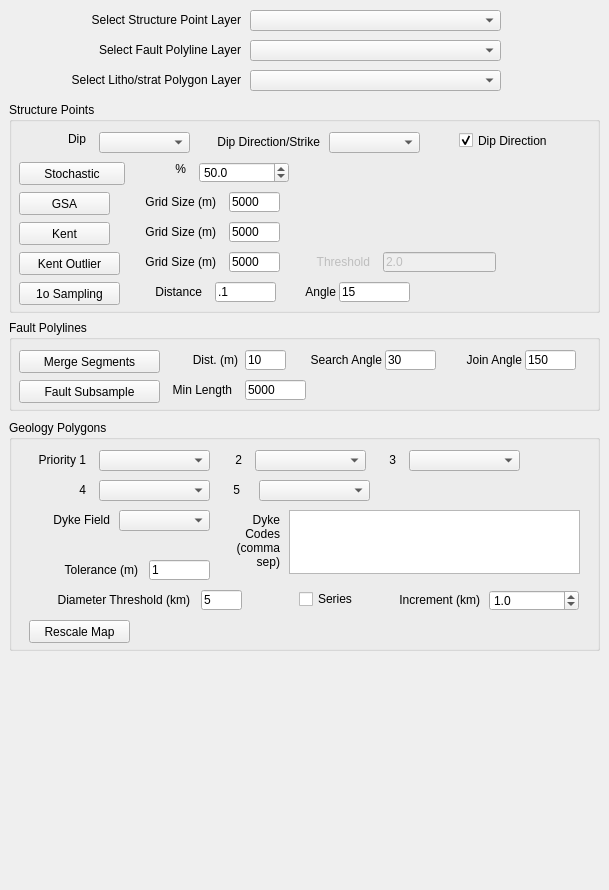
This is GeoSubSampler_dockwidget_base.ui in Loop3D/GeoSubSampler as Qt 5 draws it before an edit. The edited form follows.
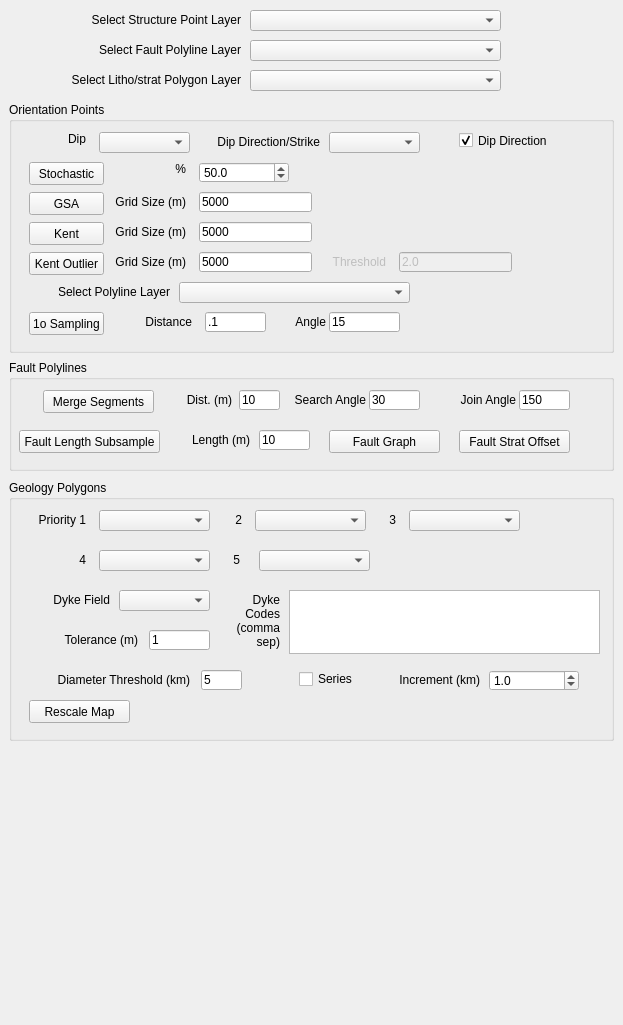
This is the edited form. Custom widgets are drawn as their Qt base class.

Commit message: Add FaultStratOffset and FaultGraph calcs

```diff
--- a/GeoSubSampler_dockwidget_base.ui
+++ b/GeoSubSampler_dockwidget_base.ui
@@ -6,8 +6,8 @@
    <rect>
     <x>0</x>
     <y>0</y>
-    <width>609</width>
-    <height>890</height>
+    <width>623</width>
+    <height>1025</height>
    </rect>
   </property>
   <property name="windowTitle">
@@ -18,9 +18,9 @@
     <property name="geometry">
      <rect>
       <x>9</x>
-      <y>420</y>
-      <width>591</width>
-      <height>231</height>
+      <y>480</y>
+      <width>605</width>
+      <height>261</height>
      </rect>
     </property>
     <property name="title">
@@ -30,7 +30,7 @@
      <property name="geometry">
       <rect>
        <x>192</x>
-       <y>170</y>
+       <y>190</y>
        <width>41</width>
        <height>20</height>
       </rect>
@@ -43,7 +43,7 @@
      <property name="geometry">
       <rect>
        <x>20</x>
-       <y>200</y>
+       <y>220</y>
        <width>101</width>
        <height>23</height>
       </rect>
@@ -56,7 +56,7 @@
      <property name="geometry">
       <rect>
        <x>20</x>
-       <y>170</y>
+       <y>190</y>
        <width>161</width>
        <height>20</height>
       </rect>
@@ -72,7 +72,7 @@
      <property name="geometry">
       <rect>
        <x>38</x>
-       <y>140</y>
+       <y>150</y>
        <width>91</width>
        <height>20</height>
       </rect>
@@ -88,7 +88,7 @@
      <property name="geometry">
       <rect>
        <x>140</x>
-       <y>140</y>
+       <y>150</y>
        <width>61</width>
        <height>20</height>
       </rect>
@@ -179,7 +179,7 @@
      <property name="geometry">
       <rect>
        <x>56</x>
-       <y>60</y>
+       <y>70</y>
        <width>21</width>
        <height>20</height>
       </rect>
@@ -195,7 +195,7 @@
      <property name="geometry">
       <rect>
        <x>90</x>
-       <y>60</y>
+       <y>70</y>
        <width>111</width>
        <height>21</height>
       </rect>
@@ -205,7 +205,7 @@
      <property name="geometry">
       <rect>
        <x>210</x>
-       <y>60</y>
+       <y>70</y>
        <width>21</width>
        <height>20</height>
       </rect>
@@ -221,7 +221,7 @@
      <property name="geometry">
       <rect>
        <x>250</x>
-       <y>60</y>
+       <y>70</y>
        <width>111</width>
        <height>21</height>
       </rect>
@@ -231,7 +231,7 @@
      <property name="geometry">
       <rect>
        <x>30</x>
-       <y>90</y>
+       <y>110</y>
        <width>71</width>
        <height>20</height>
       </rect>
@@ -247,7 +247,7 @@
      <property name="geometry">
       <rect>
        <x>110</x>
-       <y>90</y>
+       <y>110</y>
        <width>91</width>
        <height>21</height>
       </rect>
@@ -257,8 +257,8 @@
      <property name="geometry">
       <rect>
        <x>280</x>
-       <y>90</y>
-       <width>291</width>
+       <y>110</y>
+       <width>311</width>
        <height>64</height>
       </rect>
      </property>
@@ -267,7 +267,7 @@
      <property name="geometry">
       <rect>
        <x>210</x>
-       <y>90</y>
+       <y>110</y>
        <width>61</width>
        <height>61</height>
       </rect>
@@ -286,7 +286,7 @@
      <property name="geometry">
       <rect>
        <x>290</x>
-       <y>170</y>
+       <y>190</y>
        <width>71</width>
        <height>18</height>
       </rect>
@@ -299,7 +299,7 @@
      <property name="geometry">
       <rect>
        <x>480</x>
-       <y>170</y>
+       <y>190</y>
        <width>90</width>
        <height>21</height>
       </rect>
@@ -321,7 +321,7 @@
      <property name="geometry">
       <rect>
        <x>360</x>
-       <y>170</y>
+       <y>190</y>
        <width>111</width>
        <height>20</height>
       </rect>
@@ -339,8 +339,8 @@
      <rect>
       <x>9</x>
       <y>102</y>
-      <width>591</width>
-      <height>211</height>
+      <width>605</width>
+      <height>251</height>
      </rect>
     </property>
     <property name="sizePolicy">
@@ -356,14 +356,14 @@
      </size>
     </property>
     <property name="title">
-     <string>Structure Points</string>
+     <string>Orientation Points</string>
     </property>
     <widget class="QPushButton" name="pushButton_stochastic">
      <property name="geometry">
       <rect>
-       <x>10</x>
+       <x>20</x>
        <y>60</y>
-       <width>106</width>
+       <width>75</width>
        <height>23</height>
       </rect>
      </property>
@@ -374,9 +374,9 @@
     <widget class="QPushButton" name="pushButton_gridCellAveraging">
      <property name="geometry">
       <rect>
-       <x>10</x>
+       <x>20</x>
        <y>90</y>
-       <width>91</width>
+       <width>75</width>
        <height>23</height>
       </rect>
      </property>
@@ -403,9 +403,9 @@
     <widget class="QLineEdit" name="lineEdit_grid_size">
      <property name="geometry">
       <rect>
-       <x>220</x>
+       <x>190</x>
        <y>90</y>
-       <width>51</width>
+       <width>113</width>
        <height>20</height>
       </rect>
      </property>
@@ -416,9 +416,9 @@
     <widget class="QLabel" name="label_3">
      <property name="geometry">
       <rect>
-       <x>126</x>
+       <x>106</x>
        <y>90</y>
-       <width>81</width>
+       <width>71</width>
        <height>20</height>
       </rect>
      </property>
@@ -500,9 +500,9 @@
     <widget class="QLineEdit" name="lineEdit_grid_size_kent">
      <property name="geometry">
       <rect>
-       <x>220</x>
+       <x>190</x>
        <y>120</y>
-       <width>51</width>
+       <width>113</width>
        <height>20</height>
       </rect>
      </property>
@@ -513,9 +513,9 @@
     <widget class="QPushButton" name="pushButton_kent">
      <property name="geometry">
       <rect>
-       <x>10</x>
+       <x>20</x>
        <y>120</y>
-       <width>91</width>
+       <width>75</width>
        <height>23</height>
       </rect>
      </property>
@@ -526,9 +526,9 @@
     <widget class="QLabel" name="label_6">
      <property name="geometry">
       <rect>
-       <x>126</x>
+       <x>106</x>
        <y>120</y>
-       <width>81</width>
+       <width>71</width>
        <height>20</height>
       </rect>
      </property>
@@ -542,9 +542,9 @@
     <widget class="QLabel" name="label_7">
      <property name="geometry">
       <rect>
-       <x>126</x>
+       <x>106</x>
        <y>150</y>
-       <width>81</width>
+       <width>71</width>
        <height>20</height>
       </rect>
      </property>
@@ -558,9 +558,9 @@
     <widget class="QLineEdit" name="lineEdit_grid_size_kent_2">
      <property name="geometry">
       <rect>
-       <x>220</x>
+       <x>190</x>
        <y>150</y>
-       <width>51</width>
+       <width>113</width>
        <height>20</height>
       </rect>
      </property>
@@ -571,9 +571,9 @@
     <widget class="QPushButton" name="pushButton_kentOutlier">
      <property name="geometry">
       <rect>
-       <x>10</x>
+       <x>20</x>
        <y>150</y>
-       <width>101</width>
+       <width>75</width>
        <height>23</height>
       </rect>
      </property>
@@ -587,7 +587,7 @@
      </property>
      <property name="geometry">
       <rect>
-       <x>374</x>
+       <x>390</x>
        <y>150</y>
        <width>113</width>
        <height>20</height>
@@ -603,7 +603,7 @@
      </property>
      <property name="geometry">
       <rect>
-       <x>290</x>
+       <x>306</x>
        <y>150</y>
        <width>71</width>
        <height>20</height>
@@ -616,11 +616,37 @@
       <set>Qt::AlignRight|Qt::AlignTrailing|Qt::AlignVCenter</set>
      </property>
     </widget>
+    <widget class="QLabel" name="label_12">
+     <property name="geometry">
+      <rect>
+       <x>50</x>
+       <y>180</y>
+       <width>111</width>
+       <height>20</height>
+      </rect>
+     </property>
+     <property name="text">
+      <string>Select Polyline Layer</string>
+     </property>
+     <property name="alignment">
+      <set>Qt::AlignRight|Qt::AlignTrailing|Qt::AlignVCenter</set>
+     </property>
+    </widget>
+    <widget class="QgsMapLayerComboBox" name="mMapLayerComboBox_points_polylines">
+     <property name="geometry">
+      <rect>
+       <x>170</x>
+       <y>180</y>
+       <width>231</width>
+       <height>21</height>
+      </rect>
+     </property>
+    </widget>
     <widget class="QLineEdit" name="lineEdit_1o_distance">
      <property name="geometry">
       <rect>
-       <x>206</x>
-       <y>180</y>
+       <x>196</x>
+       <y>210</y>
        <width>61</width>
        <height>20</height>
       </rect>
@@ -632,8 +658,8 @@
     <widget class="QLabel" name="label_9">
      <property name="geometry">
       <rect>
-       <x>122</x>
-       <y>180</y>
+       <x>112</x>
+       <y>210</y>
        <width>71</width>
        <height>20</height>
       </rect>
@@ -648,8 +674,8 @@
     <widget class="QLabel" name="label_10">
      <property name="geometry">
       <rect>
-       <x>276</x>
-       <y>180</y>
+       <x>266</x>
+       <y>210</y>
        <width>51</width>
        <height>20</height>
       </rect>
@@ -664,8 +690,8 @@
     <widget class="QLineEdit" name="lineEdit_1o_angle">
      <property name="geometry">
       <rect>
-       <x>330</x>
-       <y>180</y>
+       <x>320</x>
+       <y>210</y>
        <width>71</width>
        <height>20</height>
       </rect>
@@ -677,9 +703,9 @@
     <widget class="QPushButton" name="pushButton_1o_sampling">
      <property name="geometry">
       <rect>
-       <x>10</x>
-       <y>180</y>
-       <width>101</width>
+       <x>20</x>
+       <y>210</y>
+       <width>75</width>
        <height>23</height>
       </rect>
      </property>
@@ -711,9 +737,9 @@
     <property name="geometry">
      <rect>
       <x>9</x>
-      <y>320</y>
-      <width>591</width>
-      <height>91</height>
+      <y>360</y>
+      <width>605</width>
+      <height>111</height>
      </rect>
     </property>
     <property name="sizePolicy">
@@ -734,9 +760,9 @@
     <widget class="QPushButton" name="pushButton_merge_segments">
      <property name="geometry">
       <rect>
-       <x>10</x>
+       <x>34</x>
        <y>30</y>
-       <width>141</width>
+       <width>111</width>
        <height>23</height>
       </rect>
      </property>
@@ -747,7 +773,7 @@
     <widget class="QLineEdit" name="lineEdit_merge_search_angle">
      <property name="geometry">
       <rect>
-       <x>376</x>
+       <x>360</x>
        <y>30</y>
        <width>51</width>
        <height>20</height>
@@ -760,7 +786,7 @@
     <widget class="QLineEdit" name="lineEdit_merge_tolerance">
      <property name="geometry">
       <rect>
-       <x>236</x>
+       <x>230</x>
        <y>30</y>
        <width>41</width>
        <height>20</height>
@@ -774,19 +800,19 @@
      <property name="geometry">
       <rect>
        <x>10</x>
-       <y>60</y>
+       <y>70</y>
        <width>141</width>
        <height>23</height>
       </rect>
      </property>
      <property name="text">
-      <string>Fault Subsample</string>
+      <string>Fault Length Subsample</string>
      </property>
     </widget>
     <widget class="QLabel" name="label_26">
      <property name="geometry">
       <rect>
-       <x>158</x>
+       <x>152</x>
        <y>30</y>
        <width>71</width>
        <height>20</height>
@@ -802,7 +828,7 @@
     <widget class="QLabel" name="label_27">
      <property name="geometry">
       <rect>
-       <x>292</x>
+       <x>276</x>
        <y>30</y>
        <width>81</width>
        <height>20</height>
@@ -815,39 +841,10 @@
       <set>Qt::AlignRight|Qt::AlignTrailing|Qt::AlignVCenter</set>
      </property>
     </widget>
-    <widget class="QLabel" name="label_28">
-     <property name="geometry">
-      <rect>
-       <x>152</x>
-       <y>60</y>
-       <width>71</width>
-       <height>20</height>
-      </rect>
-     </property>
-     <property name="text">
-      <string>Min Length</string>
-     </property>
-     <property name="alignment">
-      <set>Qt::AlignRight|Qt::AlignTrailing|Qt::AlignVCenter</set>
-     </property>
-    </widget>
-    <widget class="QLineEdit" name="lineEdit_fault_subsample_length">
-     <property name="geometry">
-      <rect>
-       <x>236</x>
-       <y>60</y>
-       <width>61</width>
-       <height>20</height>
-      </rect>
-     </property>
-     <property name="text">
-      <string>5000</string>
-     </property>
-    </widget>
     <widget class="QLineEdit" name="lineEdit_merge_join_angle">
      <property name="geometry">
       <rect>
-       <x>516</x>
+       <x>510</x>
        <y>30</y>
        <width>51</width>
        <height>20</height>
@@ -860,7 +857,7 @@
     <widget class="QLabel" name="label_29">
      <property name="geometry">
       <rect>
-       <x>432</x>
+       <x>426</x>
        <y>30</y>
        <width>81</width>
        <height>20</height>
@@ -873,6 +870,61 @@
       <set>Qt::AlignRight|Qt::AlignTrailing|Qt::AlignVCenter</set>
      </property>
     </widget>
+    <widget class="QPushButton" name="pushButton_fault_graph">
+     <property name="geometry">
+      <rect>
+       <x>320</x>
+       <y>70</y>
+       <width>111</width>
+       <height>23</height>
+      </rect>
+     </property>
+     <property name="text">
+      <string>Fault Graph</string>
+     </property>
+    </widget>
+    <widget class="QPushButton" name="pushButton_fault_strat_offset">
+     <property name="geometry">
+      <rect>
+       <x>450</x>
+       <y>70</y>
+       <width>111</width>
+       <height>23</height>
+      </rect>
+     </property>
+     <property name="text">
+      <string>Fault Strat Offset</string>
+     </property>
+    </widget>
+    <widget class="QLineEdit" name="lineEdit_fault_subsample_length">
+     <property name="geometry">
+      <rect>
+       <x>250</x>
+       <y>70</y>
+       <width>51</width>
+       <height>20</height>
+      </rect>
+     </property>
+     <property name="text">
+      <string>10</string>
+     </property>
+    </widget>
+    <widget class="QLabel" name="label_28">
+     <property name="geometry">
+      <rect>
+       <x>160</x>
+       <y>70</y>
+       <width>81</width>
+       <height>20</height>
+      </rect>
+     </property>
+     <property name="text">
+      <string>Length (m)</string>
+     </property>
+     <property name="alignment">
+      <set>Qt::AlignRight|Qt::AlignTrailing|Qt::AlignVCenter</set>
+     </property>
+    </widget>
    </widget>
    <widget class="QgsMapLayerComboBox" name="mMapLayerComboBox_points">
     <property name="geometry">
```
Left out of the diff: 28 changed lines with no effect on the pictures. The commit also changes 4 other files.
